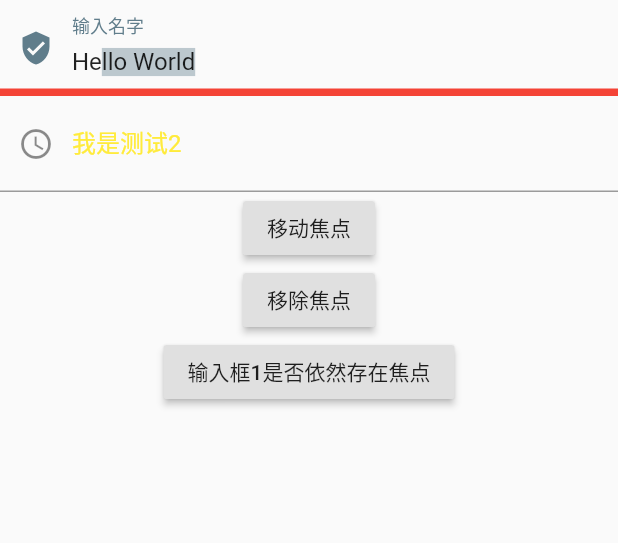
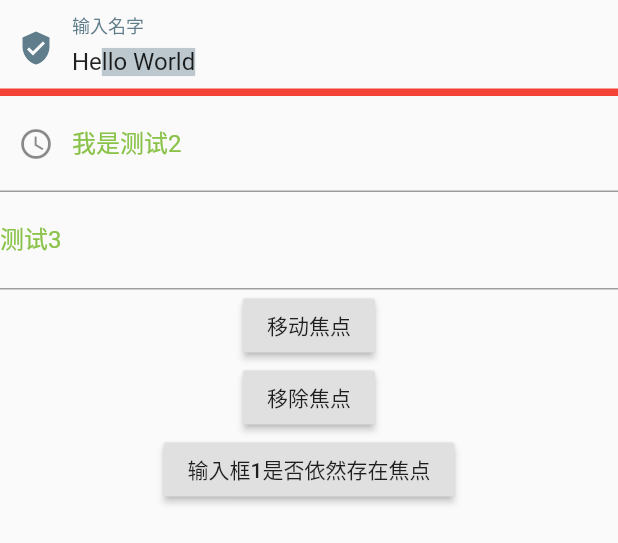
Before and after one commit to Petterpx/FlutterQuickExample, a Flutter app: the TextFieldToFromWidget widget shown alone on an empty page, opened directly, on a phone screen of 412 x 824 dp. Shown: the top 543 px of the screen. Run offline on Flutter 3.47's test engine with Material 2 defaults, Android fonts, the phone set to English and light mode, and no system bars; our stand-ins replace fluttertoast; missing offline and left inert: dart:html, simple_logger; network calls fail.

Commit message:
feat:加入表单相关及测试

```diff
--- a/lib/example/basis_widgets/textfield_to_from_widget.dart
+++ b/lib/example/basis_widgets/textfield_widget.dart
@@ -1,9 +1,8 @@
-import 'package:cloud_flutter_app/example/basis_widgets/button_widget.dart';
 import 'package:cloud_flutter_app/utils/util_view.dart';
 import 'package:flutter/cupertino.dart';
 import 'package:flutter/material.dart';
 
-/// 输入框及表单 */
+/// 输入框 */
 class TextFieldToFromWidget extends StatefulWidget {
   @override
   _TextFieldToFromWidgetState createState() => _TextFieldToFromWidgetState();
@@ -59,8 +58,8 @@ class _TextFieldToFromWidgetState extends State<TextFieldToFromWidget> {
   @override
   Widget build(BuildContext context) => Theme(
       data: Theme.of(context).copyWith(
-          hintColor: Colors.yellow, inputDecorationTheme: InputDecorationTheme(
-      )),
+          hintColor: Colors.lightGreen,
+          inputDecorationTheme: InputDecorationTheme()),
       child: Column(
         children: [
           TextField(
@@ -94,6 +93,17 @@ class _TextFieldToFromWidgetState extends State<TextFieldToFromWidget> {
                 hintText: "我是第二个测试",
                 prefixIcon: Icon(Icons.access_time)),
           ),
+          Container(
+            child: TextField(
+              decoration: InputDecoration(
+                  labelText: "测试3",
+                  hintText: "我是要隐藏下划线的TextField",
+                  border: InputBorder.none),
+            ),
+            decoration: BoxDecoration(
+                border:
+                    Border(bottom: BorderSide(color: Colors.grey, width: 1))),
+          ),
           RaisedButton(
             // TODO: 2020/12/17 移动焦点
             onPressed: mobileFocus,
```
Also changed, not shown: lib/example/basis_widgets/from_widget.dart (added, +104 -0 lines), lib/main.dart (+7 -5 lines), 1 other file.
